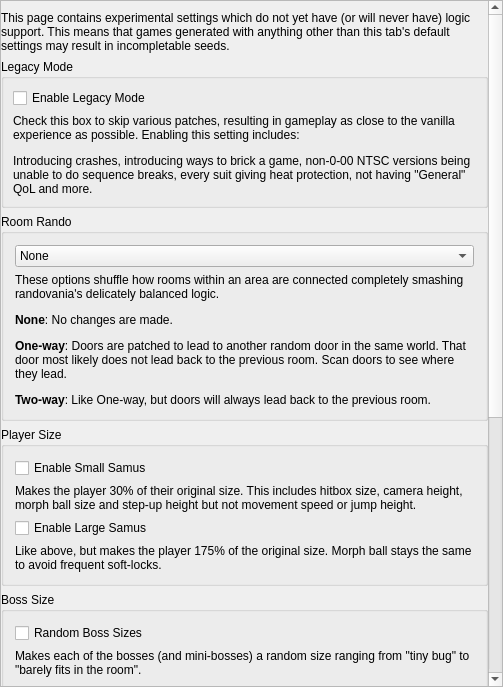
randovania/randovania, file randovania/games/prime1/gui/ui_files/preset_prime_chaos.ui: the form before one commit.
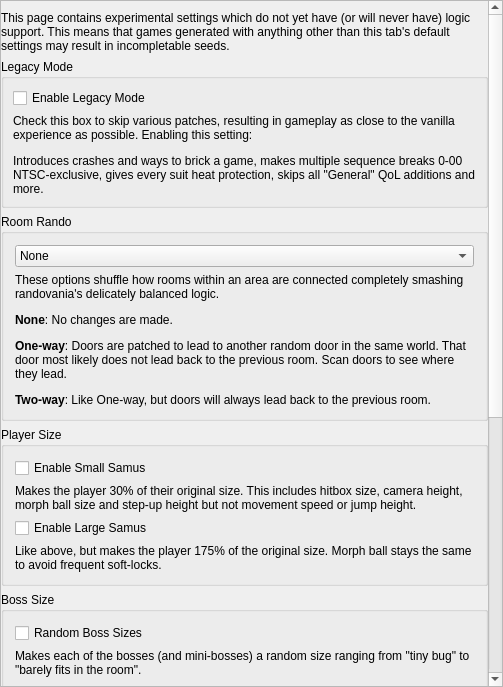
The form after the commit. Custom widgets are drawn as their Qt base class.

What changed in the file:
```diff
--- a/randovania/games/prime1/gui/ui_files/preset_prime_chaos.ui
+++ b/randovania/games/prime1/gui/ui_files/preset_prime_chaos.ui
@@ -117,7 +117,7 @@
            <item>
             <widget class="QLabel" name="legacy_mode_label">
              <property name="text">
-              <string>&lt;html&gt;&lt;head/&gt;&lt;body&gt;&lt;p&gt;Check this box to skip various patches, resulting in gameplay as close to the vanilla experience as possible. Enabling this setting includes:&lt;/p&gt;&lt;p&gt;Introducing crashes, introducing ways to brick a game, non-0-00 NTSC versions being unable to do sequence breaks, every suit giving heat protection, not having &amp;quot;General&amp;quot; QoL and more.&lt;/p&gt;&lt;/body&gt;&lt;/html&gt;</string>
+              <string>&lt;html&gt;&lt;head/&gt;&lt;body&gt;&lt;p&gt;Check this box to skip various patches, resulting in gameplay as close to the vanilla experience as possible. Enabling this setting:&lt;/p&gt;&lt;p&gt;Introduces crashes and ways to brick a game, makes multiple sequence breaks 0-00 NTSC-exclusive, gives every suit heat protection, skips all &amp;quot;General&amp;quot; QoL additions and more.&lt;/p&gt;&lt;/body&gt;&lt;/html&gt;</string>
              </property>
              <property name="wordWrap">
               <bool>true</bool>
```
